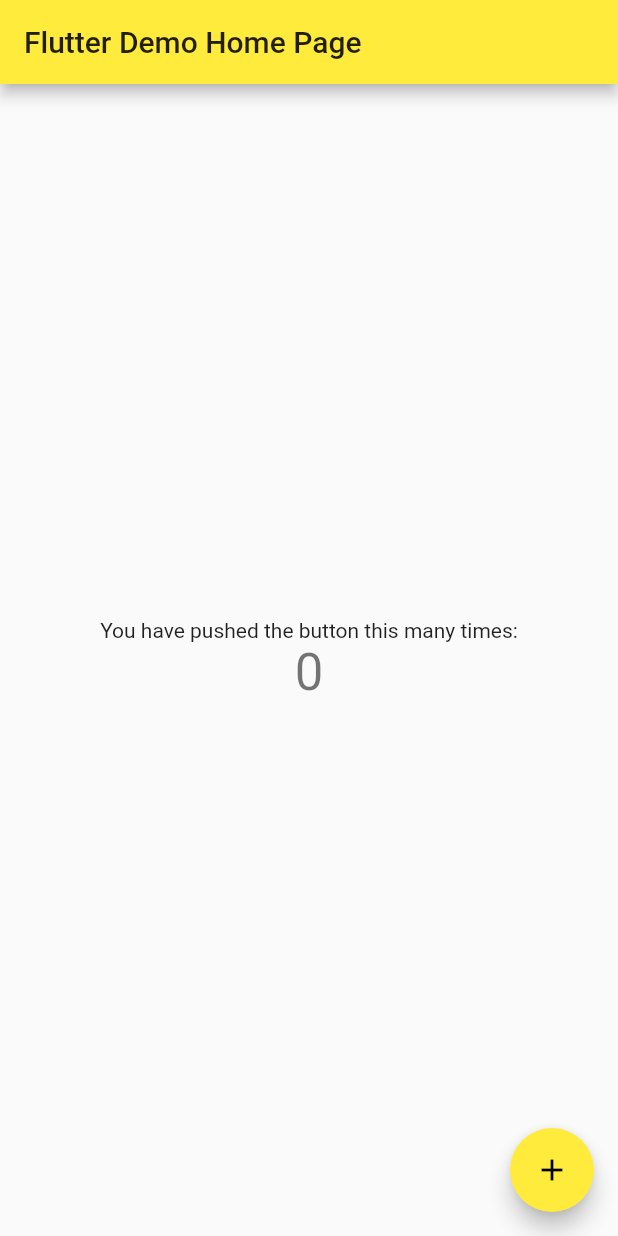
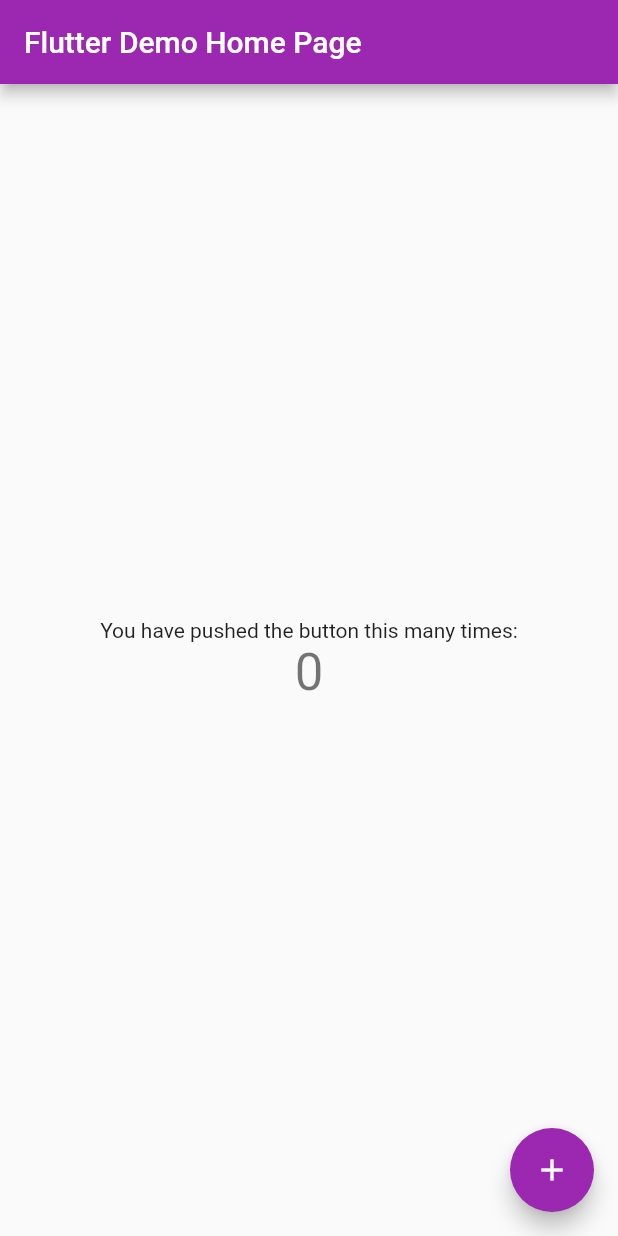
Before and after one commit to CheeseMan1213/AnxietyTrackingFrontend, a Flutter app: the screen it shows after launch, on a phone screen of 412 x 824 dp. Run offline on Flutter 3.47's test engine with Material 2 defaults, Android fonts, the phone set to English and light mode, and no system bars.

Commit message:
Changed primarySwatch to purple.

```diff
--- a/lib/main.dart
+++ b/lib/main.dart
@@ -18,7 +18,7 @@ class MyApp extends StatelessWidget {
         // or simply save your changes to "hot reload" in a Flutter IDE).
         // Notice that the counter didn't reset back to zero; the application
         // is not restarted.
-        primarySwatch: Colors.yellow,
+        primarySwatch: Colors.purple,
       ),
       home: MyHomePage(title: 'Flutter Demo Home Page'),
     );
```
